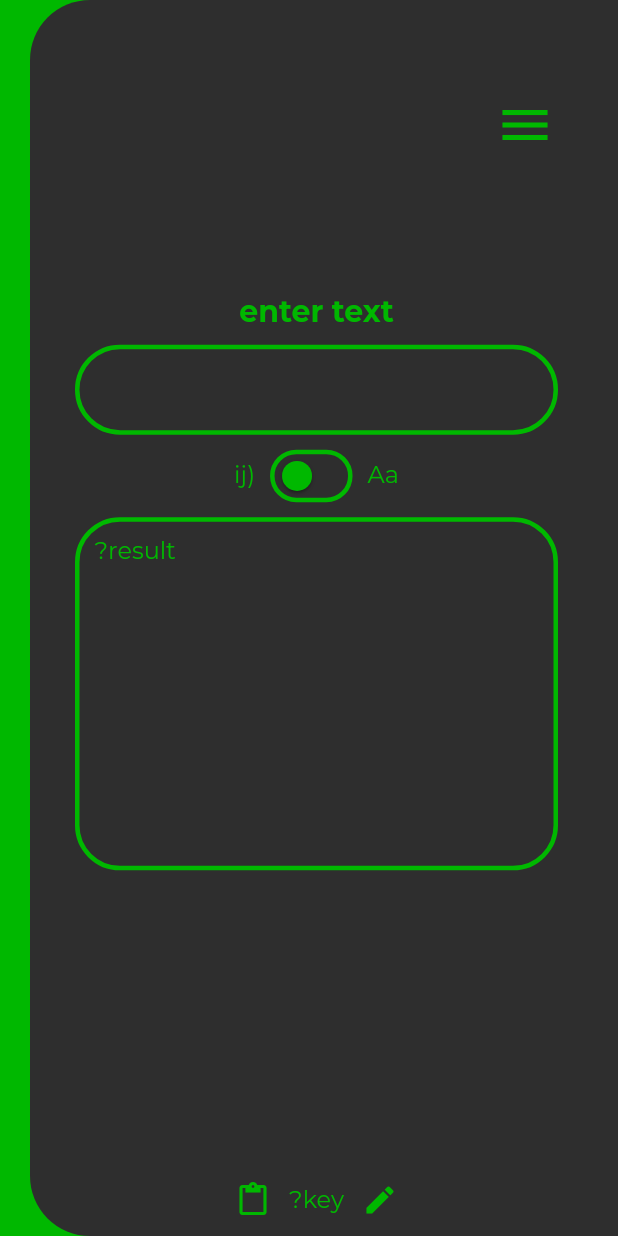
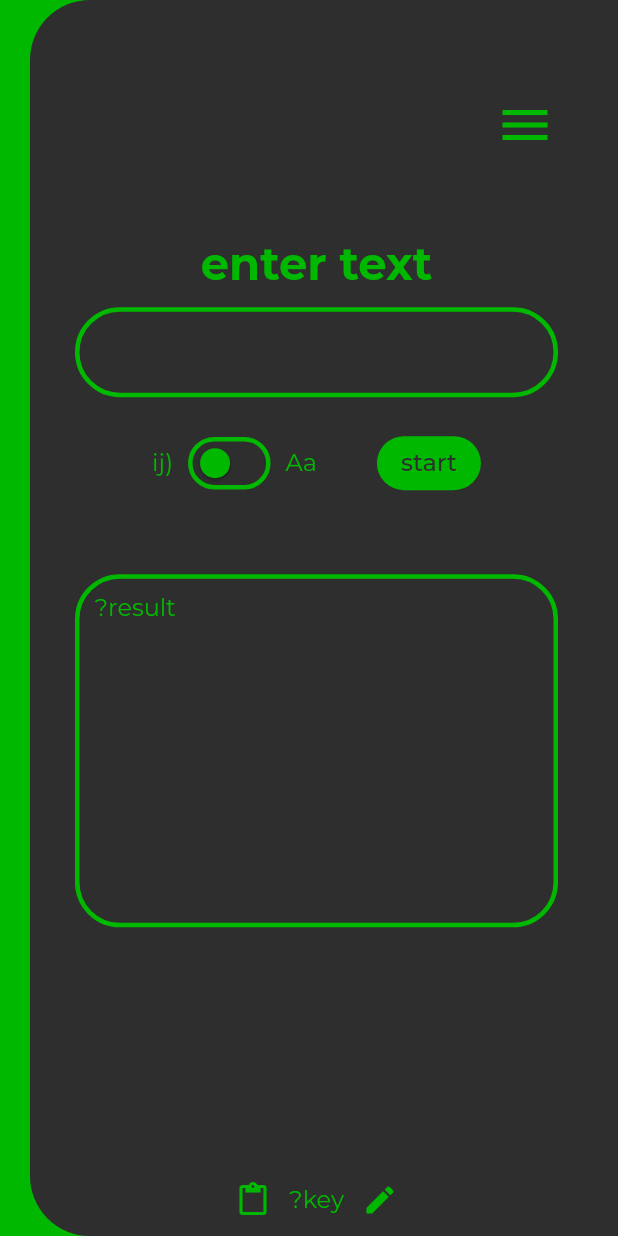
Before and after one commit to loooltooot/rivia, a Flutter app: the screen it shows after launch, on a phone screen of 412 x 824 dp. Run offline on Flutter 3.47's test engine with Material 2 defaults, Android fonts, the phone set to English and light mode, and no system bars; our stand-ins replace google_fonts; generated files the repository leaves out were written again; project files that could hold a hidden picture were left out.

Commit message:
0x090222
minor

```diff
--- a/lib/l10n/app_en.arb
+++ b/lib/l10n/app_en.arb
@@ -5,5 +5,6 @@
   "generateTable": "new rivTABLE",
   "pasteTable": "paste rivTABLE",
   "encryptSnack": "encrypt mode",
-  "decryptSnack": "decrypt mode"
+  "decryptSnack": "decrypt mode",
+  "button": "start"
 }
--- a/lib/l10n/app_ru.arb
+++ b/lib/l10n/app_ru.arb
@@ -5,5 +5,6 @@
   "generateTable": "пересобрать rivTABLE",
   "pasteTable": "вставить rivTABLE",
   "encryptSnack": "шифровать",
-  "decryptSnack": "дешифровать"
+  "decryptSnack": "дешифровать",
+  "button": "начать"
 }
--- a/lib/screens/encrypt_screen.dart
+++ b/lib/screens/encrypt_screen.dart
@@ -25,7 +25,7 @@ class _EncryptScreenState extends State<EncryptScreen> {
             AppLocalizations.of(context)!.enterText,
             style: const TextStyle(
               color: kBrightColor,
-              fontSize: 20,
+              fontSize: 30,
               fontWeight: FontWeight.w700
             ),
           ),
@@ -57,7 +57,7 @@ class _EncryptScreenState extends State<EncryptScreen> {
               ),
             ),
           ),
-          const Padding(padding: EdgeInsets.all(5)),
+          const Padding(padding: EdgeInsets.all(10)),
           SizedBox(
             width: MediaQuery.of(context).size.width - 90,
             child: Row(
@@ -113,10 +113,28 @@ class _EncryptScreenState extends State<EncryptScreen> {
                       fontSize: 16
                   ),
                 ),
+                const Padding(padding: EdgeInsets.all(20)),
+                ElevatedButton(
+                  onPressed: () {},
+                  style: ButtonStyle(
+                    elevation: MaterialStateProperty.all(0),
+                    backgroundColor: MaterialStateProperty.all(kBrightColor),
+                    shape: MaterialStateProperty.all(RoundedRectangleBorder(
+                      borderRadius: BorderRadius.circular(30)
+                    ))
+                  ),
+                  child: Text(
+                    AppLocalizations.of(context)!.button,
+                    style: const TextStyle(
+                      color: kDarkColor,
+                      fontSize: 16
+                    ),
+                  )
+                )
               ],
             ),
           ),
-          const Padding(padding: EdgeInsets.all(5)),
+          const Padding(padding: EdgeInsets.all(25)),
           Container(
             width: MediaQuery.of(context).size.width - 90,
             height: MediaQuery.of(context).size.height / 3.5,
--- a/lib/screens/home.dart
+++ b/lib/screens/home.dart
@@ -23,6 +23,20 @@ class _HomeState extends State<Home> {
           const Positioned(
             left: 20,
             child: SettingsScreen()
+          ),
+          Align(
+            alignment: Alignment.bottomCenter,
+            child: Container(
+              padding: const EdgeInsets.only(bottom: 10),
+              child: const Text(
+                'catalin software© 2022',
+                style: TextStyle(
+                  fontWeight: FontWeight.w300,
+                  fontSize: 16,
+                  color: kDarkColor
+                )
+              ),
+            ),
           ),
           AnimatedPositioned(
             left: _leftPadding,
--- a/lib/screens/settings_screen.dart
+++ b/lib/screens/settings_screen.dart
@@ -9,14 +9,15 @@ class SettingsScreen extends StatelessWidget {
   Widget build(BuildContext context) {
     return Column(
       children: [
-        const Padding(padding: EdgeInsets.only(top: 60)),
+        const Padding(padding: EdgeInsets.only(top: 62)),
         Text(
           AppLocalizations.of(context)!.settings,
           style: const TextStyle(
             color: kDarkColor,
-            fontSize: 30
+            fontSize: 30,
+            fontWeight: FontWeight.w700
           ),
-        )
+        ),
       ],
     );
   }
```
Lines whose indentation alone changed are shown as unchanged.
